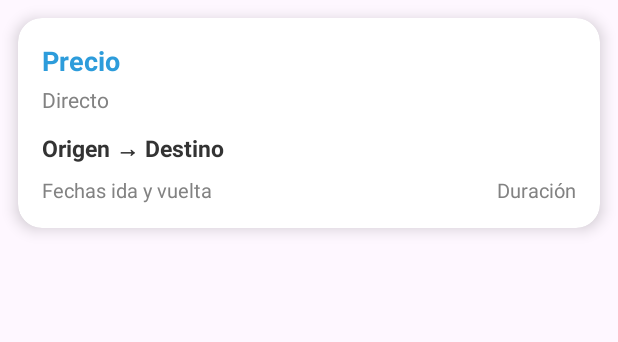
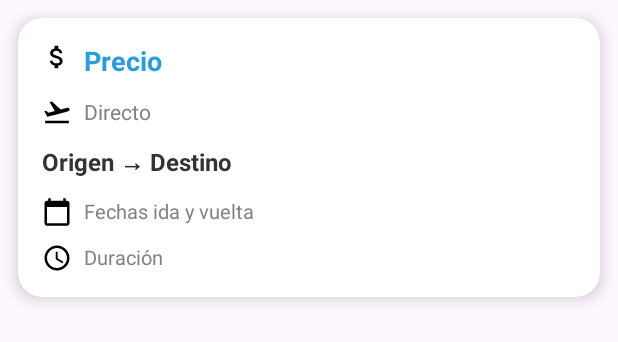
Before and after one commit to CarlosGgomez/PlanificadorViajes, an Android app: the layout item_vuelo.xml on its own in the app's theme, with its tools: preview values and no code run, on a phone screen of 412 x 824 dp. Shown: the top 342 px of the screen. Run offline under Robolectric (Android 15) with nearby library versions, the phone set to English and light mode, and no system bars.

Commit message:
ya busca al parecer correctamente todo y tiene una mejor intefaz de item vuelo

```diff
--- a/app/src/main/java/com/example/planificadorviajes/api/InterfazSky.kt
+++ b/app/src/main/java/com/example/planificadorviajes/api/InterfazSky.kt
@@ -1,6 +1,7 @@
 package com.example.planificadorviajes.api
 
 
+import com.example.planificadorviajes.model.RespuestaBusquedaAereopuerto
 import com.example.planificadorviajes.model.RespuestaBusquedaVuelos
 import retrofit2.Response
 import retrofit2.http.GET
@@ -24,4 +25,9 @@ interface InterfazSky {
         @Query("countryCode") countryCode: String = "US"
     ): Response<RespuestaBusquedaVuelos>
 
+    @GET("api/v1/flights/searchAirport")
+    suspend fun buscarAeropuerto(
+        @Query("query") ciudad: String
+    ): Response<RespuestaBusquedaAereopuerto>
+
 }
--- /dev/null
+++ b/app/src/main/res/drawable/baseline_access_time_24.xml
@@ -0,0 +1,7 @@
+<vector xmlns:android="http://schemas.android.com/apk/res/android" android:height="24dp" android:tint="#000000" android:viewportHeight="24" android:viewportWidth="24" android:width="24dp">
+
+    <path android:fillColor="@android:color/white" android:pathData="M11.99,2C6.47,2 2,6.48 2,12s4.47,10 9.99,10C17.52,22 22,17.52 22,12S17.52,2 11.99,2zM12,20c-4.42,0 -8,-3.58 -8,-8s3.58,-8 8,-8 8,3.58 8,8 -3.58,8 -8,8z"/>
+
+    <path android:fillColor="@android:color/white" android:pathData="M12.5,7H11v6l5.25,3.15 0.75,-1.23 -4.5,-2.67z"/>
+
+</vector>
--- /dev/null
+++ b/app/src/main/res/drawable/baseline_attach_money_24.xml
@@ -0,0 +1,5 @@
+<vector xmlns:android="http://schemas.android.com/apk/res/android" android:height="24dp" android:tint="#000000" android:viewportHeight="24" android:viewportWidth="24" android:width="24dp">
+
+    <path android:fillColor="@android:color/white" android:pathData="M11.8,10.9c-2.27,-0.59 -3,-1.2 -3,-2.15 0,-1.09 1.01,-1.85 2.7,-1.85 1.78,0 2.44,0.85 2.5,2.1h2.21c-0.07,-1.72 -1.12,-3.3 -3.21,-3.81V3h-3v2.16c-1.94,0.42 -3.5,1.68 -3.5,3.61 0,2.31 1.91,3.46 4.7,4.13 2.5,0.6 3,1.48 3,2.41 0,0.69 -0.49,1.79 -2.7,1.79 -2.06,0 -2.87,-0.92 -2.98,-2.1h-2.2c0.12,2.19 1.76,3.42 3.68,3.83V21h3v-2.15c1.95,-0.37 3.5,-1.5 3.5,-3.55 0,-2.84 -2.43,-3.81 -4.7,-4.4z"/>
+
+</vector>
--- /dev/null
+++ b/app/src/main/res/drawable/outline_help_24.xml
@@ -0,0 +1,5 @@
+<vector xmlns:android="http://schemas.android.com/apk/res/android" android:autoMirrored="true" android:height="24dp" android:tint="#000000" android:viewportHeight="960" android:viewportWidth="960" android:width="24dp">
+
+    <path android:fillColor="@android:color/white" android:pathData="M478,720Q499,720 513.5,705.5Q528,691 528,670Q528,649 513.5,634.5Q499,620 478,620Q457,620 442.5,634.5Q428,649 428,670Q428,691 442.5,705.5Q457,720 478,720ZM442,566L516,566Q516,533 523.5,514Q531,495 566,462Q592,436 607,412.5Q622,389 622,356Q622,300 581,270Q540,240 484,240Q427,240 391.5,270Q356,300 342,342L408,368Q413,350 430.5,329Q448,308 484,308Q516,308 532,325.5Q548,343 548,364Q548,384 536,401.5Q524,419 506,434Q462,473 452,493Q442,513 442,566ZM480,880Q397,880 324,848.5Q251,817 197,763Q143,709 111.5,636Q80,563 80,480Q80,397 111.5,324Q143,251 197,197Q251,143 324,111.5Q397,80 480,80Q563,80 636,111.5Q709,143 763,197Q817,251 848.5,324Q880,397 880,480Q880,563 848.5,636Q817,709 763,763Q709,817 636,848.5Q563,880 480,880ZM480,800Q614,800 707,707Q800,614 800,480Q800,346 707,253Q614,160 480,160Q346,160 253,253Q160,346 160,480Q160,614 253,707Q346,800 480,800ZM480,480Q480,480 480,480Q480,480 480,480Q480,480 480,480Q480,480 480,480Q480,480 480,480Q480,480 480,480Q480,480 480,480Q480,480 480,480Z"/>
+
+</vector>
--- a/app/src/main/res/layout/item_vuelo.xml
+++ b/app/src/main/res/layout/item_vuelo.xml
@@ -13,7 +13,15 @@
         android:layout_height="wrap_content"
         android:padding="16dp">
 
-        <!-- Precio -->
+        <!-- Precio con icono -->
+        <ImageView
+            android:id="@+id/ivPrecioIcono"
+            android:layout_width="20dp"
+            android:layout_height="20dp"
+            android:src="@drawable/baseline_attach_money_24"
+            app:layout_constraintTop_toTopOf="parent"
+            app:layout_constraintStart_toStartOf="parent" />
+
         <TextView
             android:id="@+id/tvPrecio"
             android:layout_width="wrap_content"
@@ -22,10 +30,20 @@
             android:textSize="18sp"
             android:textColor="#2D9CDB"
             android:textStyle="bold"
-            app:layout_constraintTop_toTopOf="parent"
-            app:layout_constraintStart_toStartOf="parent" />
+            app:layout_constraintTop_toTopOf="@id/ivPrecioIcono"
+            app:layout_constraintStart_toEndOf="@id/ivPrecioIcono"
+            android:layout_marginStart="8dp" />
 
-        <!-- Directo o con escalas -->
+        <!-- Directo/escalas con icono -->
+        <ImageView
+            android:id="@+id/ivEscalasIcono"
+            android:layout_width="20dp"
+            android:layout_height="20dp"
+            android:src="@drawable/ic_flight_takeoff"
+            app:layout_constraintTop_toBottomOf="@id/tvPrecio"
+            app:layout_constraintStart_toStartOf="parent"
+            android:layout_marginTop="12dp" />
+
         <TextView
             android:id="@+id/tvDirecto"
             android:layout_width="wrap_content"
@@ -33,25 +51,34 @@
             android:text="Directo"
             android:textSize="14sp"
             android:textColor="#828282"
-            app:layout_constraintTop_toBottomOf="@id/tvPrecio"
-            app:layout_constraintStart_toStartOf="parent"
-            android:layout_marginTop="4dp" />
+            app:layout_constraintTop_toTopOf="@id/ivEscalasIcono"
+            app:layout_constraintStart_toEndOf="@id/ivEscalasIcono"
+            android:layout_marginStart="8dp" />
 
-        <!-- Ruta: origen → destino -->
+        <!-- Ruta -->
         <TextView
             android:id="@+id/tvRuta"
             android:layout_width="0dp"
             android:layout_height="wrap_content"
             android:text="Origen → Destino"
-            android:textSize="15sp"
+            android:textSize="16sp"
             android:textColor="#333333"
             android:textStyle="bold"
-            app:layout_constraintTop_toBottomOf="@id/tvDirecto"
+            app:layout_constraintTop_toBottomOf="@id/ivEscalasIcono"
             app:layout_constraintStart_toStartOf="parent"
             app:layout_constraintEnd_toEndOf="parent"
             android:layout_marginTop="12dp" />
 
-        <!-- Fechas -->
+        <!-- Fechas con icono -->
+        <ImageView
+            android:id="@+id/ivFechasIcono"
+            android:layout_width="20dp"
+            android:layout_height="20dp"
+            android:src="@drawable/ic_calendar_today"
+            app:layout_constraintTop_toBottomOf="@id/tvRuta"
+            app:layout_constraintStart_toStartOf="parent"
+            android:layout_marginTop="12dp" />
+
         <TextView
             android:id="@+id/tvFechas"
             android:layout_width="wrap_content"
@@ -59,11 +86,20 @@
             android:text="Fechas ida y vuelta"
             android:textSize="13sp"
             android:textColor="#828282"
-            app:layout_constraintTop_toBottomOf="@id/tvRuta"
+            app:layout_constraintTop_toTopOf="@id/ivFechasIcono"
+            app:layout_constraintStart_toEndOf="@id/ivFechasIcono"
+            android:layout_marginStart="8dp" />
+
+        <!-- Duración con icono -->
+        <ImageView
+            android:id="@+id/ivDuracionIcono"
+            android:layout_width="20dp"
+            android:layout_height="20dp"
+            android:src="@drawable/baseline_access_time_24"
+            app:layout_constraintTop_toBottomOf="@id/tvFechas"
             app:layout_constraintStart_toStartOf="parent"
-            android:layout_marginTop="8dp" />
+            android:layout_marginTop="12dp" />
 
-        <!-- Duración -->
         <TextView
             android:id="@+id/tvDuracion"
             android:layout_width="wrap_content"
@@ -71,9 +107,9 @@
             android:text="Duración"
             android:textSize="13sp"
             android:textColor="#828282"
-            app:layout_constraintTop_toBottomOf="@id/tvRuta"
-            app:layout_constraintEnd_toEndOf="parent"
-            android:layout_marginTop="8dp" />
+            app:layout_constraintTop_toTopOf="@id/ivDuracionIcono"
+            app:layout_constraintStart_toEndOf="@id/ivDuracionIcono"
+            android:layout_marginStart="8dp" />
 
     </androidx.constraintlayout.widget.ConstraintLayout>
 </androidx.cardview.widget.CardView>
--- a/app/src/main/res/menu/menu_drawer.xml
+++ b/app/src/main/res/menu/menu_drawer.xml
@@ -5,6 +5,7 @@
     <item
         android:id="@+id/nav_buscar"
         android:title="Buscar vuelos"
+        android:icon="@drawable/outline_chair_24"
         />
     <item
         android:id="@+id/nav_baratos"
@@ -13,7 +14,8 @@
         />
     <item
         android:id="@+id/nav_info"
-        android:title="Acerca de"
+        android:title="Ayuda de busqueda"
+        android:icon="@drawable/outline_help_24"
        />
 
 </menu>
```
Also changed, not shown: app/src/main/java/com/example/planificadorviajes/model/RespuestaBusquedaAereopuerto.kt (added, +34 -0 lines), app/src/main/java/com/example/planificadorviajes/ui/MainActivity.kt (+44 -17 lines), app/src/main/res/drawable/outline_chair_24.xml (added, +5 -0 lines).
